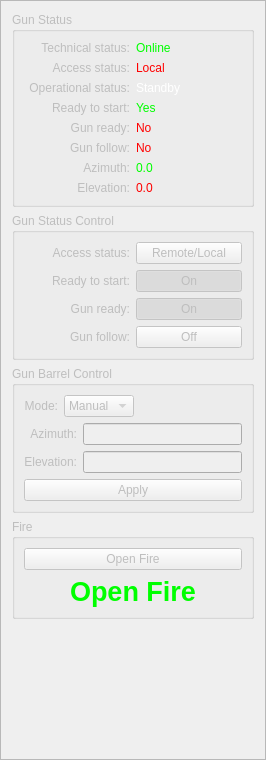
Above: framegun.ui from MiftahSalam/FA-FCS-2020-HMI before the change. Below: the same form after it.
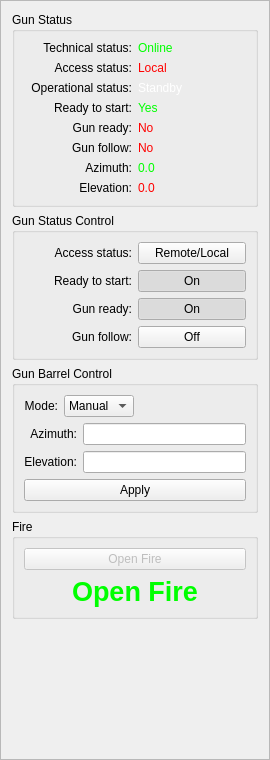
That is the form after the change.

The edit to the form file:
```diff
--- a/framegun.ui
+++ b/framegun.ui
@@ -3,13 +3,13 @@
  <class>FrameGun</class>
  <widget class="QFrame" name="FrameGun">
   <property name="enabled">
-   <bool>false</bool>
+   <bool>true</bool>
   </property>
   <property name="geometry">
    <rect>
     <x>0</x>
     <y>0</y>
-    <width>266</width>
+    <width>270</width>
     <height>760</height>
    </rect>
   </property>
@@ -33,6 +33,9 @@
     <layout class="QVBoxLayout" name="verticalLayout_5">
      <item>
       <widget class="QGroupBox" name="groupBoxGunStat">
+       <property name="enabled">
+        <bool>true</bool>
+       </property>
        <property name="styleSheet">
         <string notr="true"/>
        </property>
@@ -46,6 +49,9 @@
            <layout class="QVBoxLayout" name="verticalLayout">
             <item>
              <widget class="QLabel" name="label">
+              <property name="enabled">
+               <bool>true</bool>
+              </property>
               <property name="layoutDirection">
                <enum>Qt::LeftToRight</enum>
               </property>
@@ -527,6 +533,9 @@
      </item>
      <item>
       <widget class="QGroupBox" name="groupBoxGunBarrCon">
+       <property name="enabled">
+        <bool>true</bool>
+       </property>
        <property name="sizePolicy">
         <sizepolicy hsizetype="Preferred" vsizetype="Minimum">
          <horstretch>0</horstretch>
```
Left out of the diff: 6 changed lines with no effect on the pictures.
